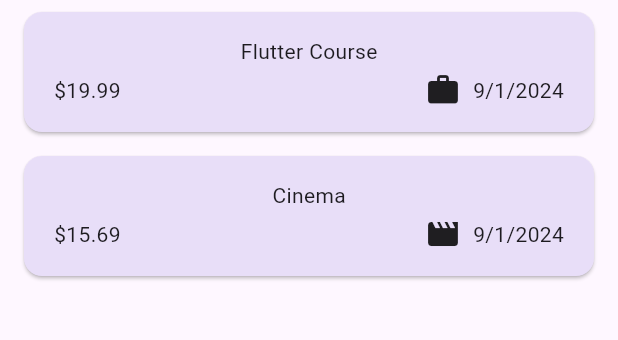
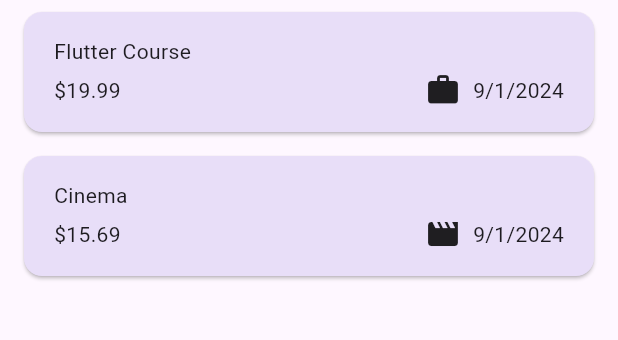
Before and after one commit to RahulSocialDev/flutter-basic-expense-tracker, a Flutter app: the screen it shows after launch, on a phone screen of 412 x 824 dp, the part 114-454 px from its top. Run offline on Flutter 3.47's test engine with Material 3 defaults, Android fonts, the phone set to English and light mode, and no system bars.

Commit message:
fix: added theme properties in widget

```diff
--- a/lib/widgets/expenses_list/expense_item.dart
+++ b/lib/widgets/expenses_list/expense_item.dart
@@ -15,6 +15,7 @@ class ExpenseItem extends StatelessWidget {
           vertical: 16,
         ),
         child: Column(
+          crossAxisAlignment: CrossAxisAlignment.start,
           children: [
             Text(expense.title),
             const SizedBox(height: 4),
--- a/lib/widgets/expenses_list/expenses_list.dart
+++ b/lib/widgets/expenses_list/expenses_list.dart
@@ -18,6 +18,11 @@ class ExpensesList extends StatelessWidget {
       itemCount: expenses.length,
       itemBuilder: (ctx, index) => Dismissible(
         key: ValueKey(expenses[index]),
+        background: Container(
+            color: Theme.of(context).colorScheme.error.withOpacity(0.75),
+            margin: EdgeInsets.symmetric(
+              horizontal: Theme.of(context).cardTheme.margin!.horizontal,
+            )),
         onDismissed: (direction) {
           onRemoveExpense(expenses[index]);
         },
```
